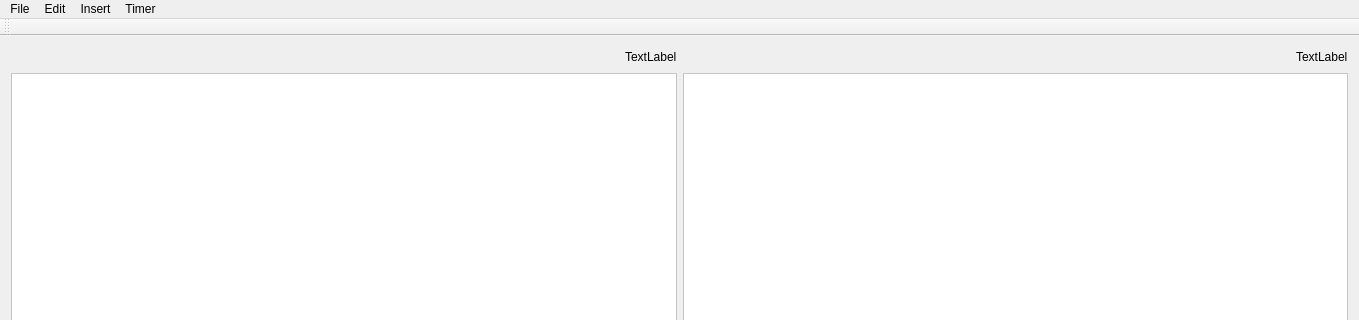
First picture: the form in DeepReader/deepreader.ui, repository shanalily/DeepReader, before the edit; both pictures show x 0 to 1359 and y 0 to 320 of the 1359 by 856 pixel window.
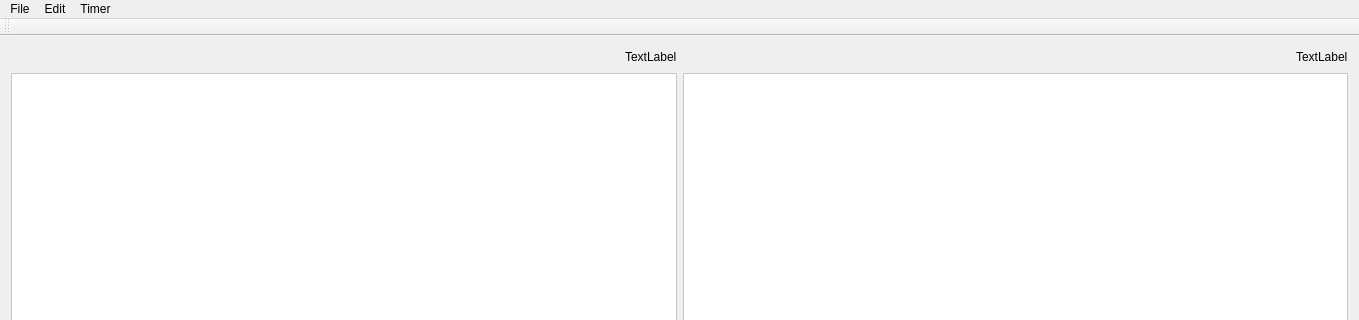
Second picture: the form after the edit. Icons and pictures are not drawn.

Commit message: removed insert menu

What changed in the file:
```diff
--- a/DeepReader/deepreader.ui
+++ b/DeepReader/deepreader.ui
@@ -552,12 +552,6 @@
     <addaction name="actionPaste"/>
     <addaction name="actionSelect_All"/>
    </widget>
-   <widget class="QMenu" name="menuInsert">
-    <property name="title">
-     <string>Insert</string>
-    </property>
-    <addaction name="actionBullet_List"/>
-   </widget>
    <widget class="QMenu" name="menuTimer">
     <property name="title">
      <string>Timer</string>
@@ -568,7 +562,6 @@
    </widget>
    <addaction name="menuFile"/>
    <addaction name="menuEdit"/>
-   <addaction name="menuInsert"/>
    <addaction name="menuTimer"/>
   </widget>
   <widget class="QToolBar" name="mainToolBar">
```
Left out of the diff: 20 changed lines with no effect on the pictures.
